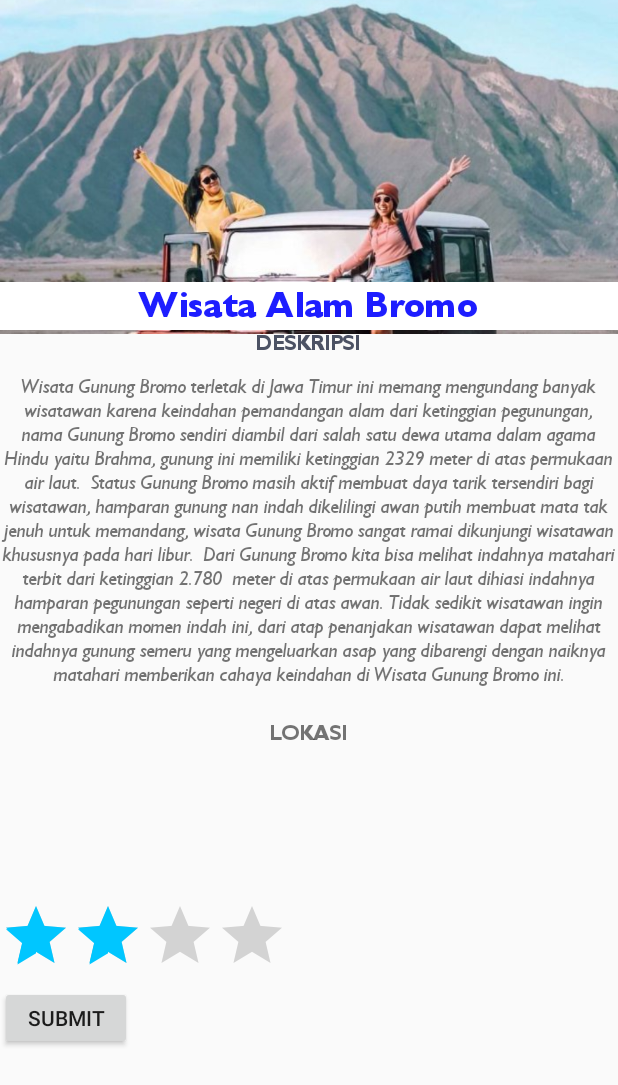
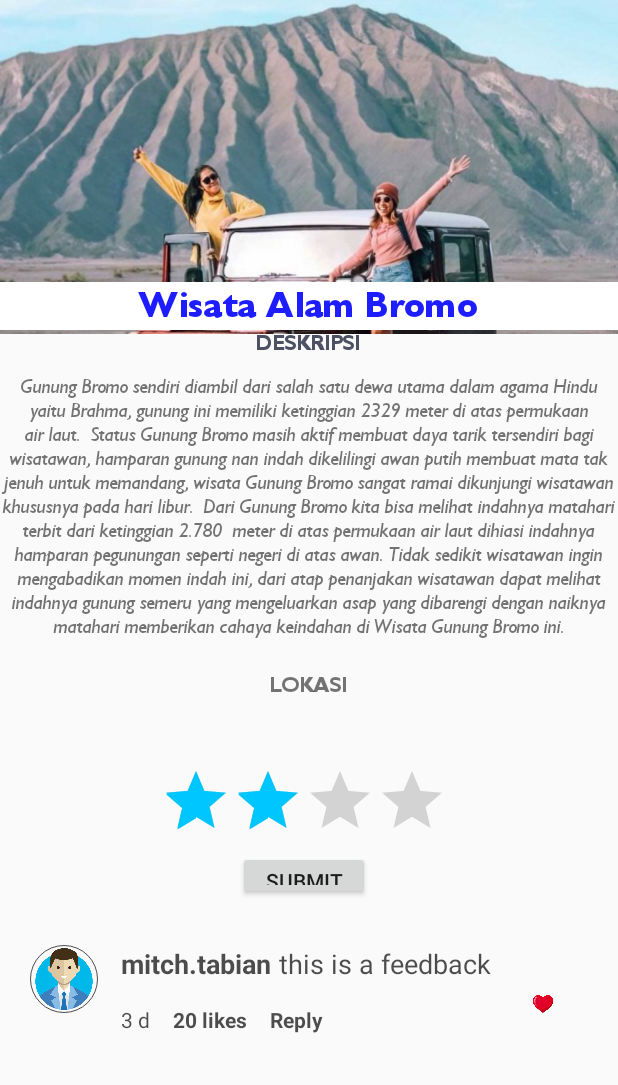
Before and after one commit to hramadhaan/Xplore-Malang, an Android app: the layout activity_pariwisata_bromo.xml on its own in the app's theme, with its tools: preview values and no code run, on a phone screen of 412 x 824 dp. Shown: the top 1085 px of the screen. Run offline under Robolectric (Android 15) with nearby library versions, the phone set to English and light mode, and no system bars.

Commit message:
layout feedback pada seluruh kategori

```diff
--- a/app/src/main/java/com/xploremalang/xploremalang/Content/ActivityDetail.java
+++ b/app/src/main/java/com/xploremalang/xploremalang/Content/ActivityDetail.java
@@ -29,6 +29,7 @@ import com.google.firebase.database.DatabaseError;
 import com.google.firebase.database.DatabaseReference;
 import com.google.firebase.database.FirebaseDatabase;
 import com.google.firebase.database.ValueEventListener;
+import com.xploremalang.xploremalang.Fragment.FragmentFeedback;
 import com.xploremalang.xploremalang.Fragment.HomeFragment;
 import com.xploremalang.xploremalang.R;
 import com.xploremalang.xploremalang.ulasan.FeedbackFragment;
@@ -69,7 +70,8 @@ public class ActivityDetail extends AppCompatActivity{
         mUsers = FirebaseDatabase.getInstance().getReference("konten");
         mUsers.push().setValue(marker);
 
-
+        getSupportFragmentManager().beginTransaction().replace(R.id.frame_feedback,
+                new FragmentFeedback()).commit();
 
         initializeWidgets();
 
--- a/app/src/main/res/layout/activity_pariwisata_bromo.xml
+++ b/app/src/main/res/layout/activity_pariwisata_bromo.xml
@@ -63,7 +63,7 @@
                 android:layout_marginTop="11dp"
                 android:fontFamily="@font/gibson_regularitalic"
                 android:gravity="center"
-                android:text="Wisata Gunung Bromo terletak di Jawa Timur ini memang mengundang banyak wisatawan karena keindahan pemandangan alam dari ketinggian pegunungan, nama Gunung Bromo sendiri diambil dari salah satu dewa utama dalam agama Hindu yaitu Brahma, gunung ini memiliki ketinggian 2329 meter di atas permukaan air laut.  Status Gunung Bromo masih aktif membuat daya tarik tersendiri bagi wisatawan, hamparan gunung nan indah dikelilingi awan putih membuat mata tak jenuh untuk memandang, wisata Gunung Bromo sangat ramai dikunjungi wisatawan khususnya pada hari libur.  Dari Gunung Bromo kita bisa melihat indahnya matahari terbit dari ketinggian 2.780  meter di atas permukaan air laut dihiasi indahnya hamparan pegunungan seperti negeri di atas awan. Tidak sedikit wisatawan ingin mengabadikan momen indah ini, dari atap penanjakan wisatawan dapat melihat indahnya gunung semeru yang mengeluarkan asap yang dibarengi dengan naiknya matahari memberikan cahaya keindahan di Wisata Gunung Bromo ini."
+                android:text="Gunung Bromo sendiri diambil dari salah satu dewa utama dalam agama Hindu yaitu Brahma, gunung ini memiliki ketinggian 2329 meter di atas permukaan air laut.  Status Gunung Bromo masih aktif membuat daya tarik tersendiri bagi wisatawan, hamparan gunung nan indah dikelilingi awan putih membuat mata tak jenuh untuk memandang, wisata Gunung Bromo sangat ramai dikunjungi wisatawan khususnya pada hari libur.  Dari Gunung Bromo kita bisa melihat indahnya matahari terbit dari ketinggian 2.780  meter di atas permukaan air laut dihiasi indahnya hamparan pegunungan seperti negeri di atas awan. Tidak sedikit wisatawan ingin mengabadikan momen indah ini, dari atap penanjakan wisatawan dapat melihat indahnya gunung semeru yang mengeluarkan asap yang dibarengi dengan naiknya matahari memberikan cahaya keindahan di Wisata Gunung Bromo ini."
                 android:textSize="13sp" />
 
             <TextView
@@ -86,19 +86,14 @@
             android:layout_width="405dp"
             android:layout_height="100dp"
             android:orientation="vertical"
-            android:layout_marginTop="600dp">
-
-            TextView
-            android:id="@+id/lblRateMe"
-            android:layout_width="wrap_content"
-            android:layout_height="wrap_content"
-            android:text="Rate Me"
-            android:textAppearance="?android:attr/textAppearanceMedium" />
+            android:layout_marginTop="500dp">
 
             <RatingBar
                 android:id="@+id/ratingBar"
                 android:layout_width="wrap_content"
                 android:layout_height="wrap_content"
+                android:layout_gravity="center_horizontal"
+                android:layout_marginTop="10dp"
                 android:numStars="4"
                 android:stepSize="1.0"
                 android:rating="2.0" />
@@ -107,6 +102,7 @@
                 android:id="@+id/btnSubmit"
                 android:layout_width="wrap_content"
                 android:layout_height="wrap_content"
+                android:layout_gravity="center_horizontal"
                 android:text="Submit" />
 
             <LinearLayout
@@ -132,6 +128,105 @@
 
         </LinearLayout>
 
+        <de.hdodenhof.circleimageview.CircleImageView
+            android:layout_width="45dp"
+            android:layout_height="45dp"
+            android:id="@+id/comment_profile_image"
+            android:layout_marginTop="630dp"
+            android:layout_marginLeft="20dp"
+            android:src="@drawable/people"
+            app:civ_border_color="@color/black_semi_transparent"
+            app:civ_border_width="0.5dp"/>
+
+        <RelativeLayout
+            android:layout_width="match_parent"
+            android:layout_height="wrap_content"
+            android:id="@+id/relLayout1"
+            android:layout_toRightOf="@+id/comment_profile_image"
+            android:layout_marginTop="630dp">
+
+            <RelativeLayout
+                android:layout_width="match_parent"
+                android:layout_height="wrap_content"
+                android:layout_marginRight="80dp"
+                android:layout_marginBottom="20dp">
+
+
+                <TextView
+                    android:layout_width="wrap_content"
+                    android:layout_height="wrap_content"
+                    android:text="mitch.tabian"
+                    android:id="@+id/comment_username"
+                    android:layout_marginLeft="15dp"
+                    android:textColor="@color/black_semi_transparent"
+                    android:textSize="18sp"
+                    android:textStyle="bold"/>
+
+                <TextView
+                    android:layout_width="wrap_content"
+                    android:layout_height="wrap_content"
+                    android:text="this is a feedback"
+                    android:layout_marginLeft="5dp"
+                    android:textColor="@color/black_semi_transparent"
+                    android:textSize="18sp"
+                    android:layout_toRightOf="@+id/comment_username"
+                    android:id="@+id/comment"/>
+
+
+                <TextView
+                    android:layout_width="wrap_content"
+                    android:layout_height="wrap_content"
+                    android:text="3 d"
+                    android:textColor="@color/black_semi_transparent"
+                    android:textSize="14sp"
+                    android:id="@+id/comment_time_posted"
+                    android:layout_marginTop="15dp"
+                    android:layout_marginLeft="15dp"
+                    android:layout_below="@+id/comment"/>
+
+                <TextView
+                    android:layout_width="wrap_content"
+                    android:layout_height="wrap_content"
+                    android:text="20 likes"
+                    android:textStyle="bold"
+                    android:textColor="@color/black_semi_transparent"
+                    android:textSize="14sp"
+                    android:id="@+id/comment_likes"
+                    android:layout_marginTop="15dp"
+                    android:layout_marginLeft="15dp"
+                    android:layout_below="@+id/comment"
+                    android:layout_toRightOf="@+id/comment_time_posted"/>
+
+                <TextView
+                    android:layout_width="wrap_content"
+                    android:layout_height="wrap_content"
+                    android:text="Reply"
+                    android:textStyle="bold"
+                    android:textColor="@color/black_semi_transparent"
+                    android:textSize="14sp"
+                    android:id="@+id/comment_reply"
+                    android:layout_marginTop="15dp"
+                    android:layout_marginLeft="15dp"
+                    android:layout_below="@+id/comment"
+                    android:layout_toRightOf="@+id/comment_likes"/>
+
+
+            </RelativeLayout>
+
+            <ImageView
+                android:layout_width="20dp"
+                android:layout_height="20dp"
+                android:id="@+id/comment_like"
+                android:layout_alignParentRight="true"
+                android:layout_marginTop="0dp"
+                android:layout_marginRight="40dp"
+                android:src="@drawable/love"
+                android:layout_centerVertical="true"/>
+
+
+        </RelativeLayout>
+
+
 
     </RelativeLayout>
 
```
Also changed, not shown: app/src/debug/res/layout/activity_inputfeedback.xml (added, +57 -0 lines), app/src/main/java/com/xploremalang/xploremalang/Fragment/FragmentFeedback.java (added, +22 -0 lines), app/src/main/res/drawable-anydpi/ic_heart.xml (added, +10 -0 lines), app/src/main/res/drawable-anydpi/ic_people.xml (added, +10 -0 lines), app/src/main/res/layout/activity_detail.xml (+8 -2 lines), app/src/main/res/layout/activity_feedback.xml (+1 -19 lines), app/src/main/res/drawable-hdpi/ic_heart.png (added), app/src/main/res/drawable-hdpi/ic_people.png (added), app/src/main/res/drawable-mdpi/ic_heart.png (added), app/src/main/res/drawable-mdpi/ic_people.png (added), app/src/main/res/drawable-v24/love.png (added), app/src/main/res/drawable-v24/people.png (added), app/src/main/res/drawable-xhdpi/ic_heart.png (added), app/src/main/res/drawable-xhdpi/ic_people.png (added), 2 more files, 1 other file.
